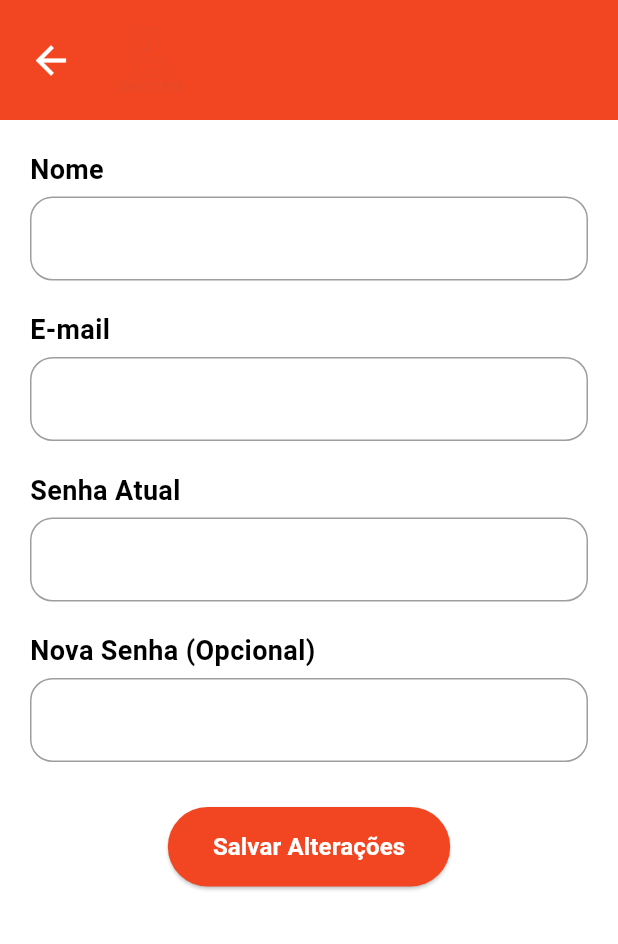
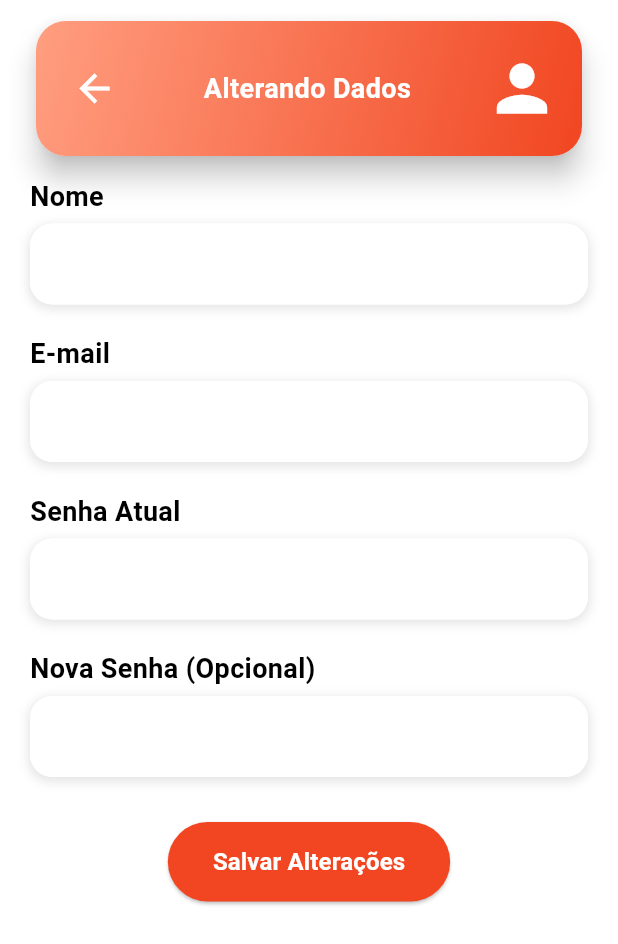
Before and after one commit to MarcosNeto14/Sintonize, a Flutter app: the AlterarDadosScreen screen opened directly, on a phone screen of 412 x 824 dp. Shown: the top 944 px of the screen. Run offline on Flutter 3.47's test engine with Material 3 defaults, Android fonts, the phone set to English and light mode, and no system bars; our stand-ins replace cloud_firestore, firebase_auth, firebase_core, google_maps_flutter; accounts and stored records are empty; Roboto replaces fonts that are missing (Piazzolla, Poppins).

Commit message:
visual alterar dados e detalhes playlist, e correcao sintonizados

```diff
--- a/lib/alterar-dados.dart
+++ b/lib/alterar-dados.dart
@@ -141,13 +141,33 @@ class _AlterarDadosScreenState extends State<AlterarDadosScreen> {
   @override
   Widget build(BuildContext context) {
     return Scaffold(
-      backgroundColor: Colors.white, // Fundo branco
+      backgroundColor: Colors.white,
       body: Column(
         children: [
-          // Barra superior com logo e botão de voltar
-          Container(
-            color: const Color(0xFFF14621),
-            padding: const EdgeInsets.symmetric(horizontal: 10, vertical: 10),
+          // Cabeçalho com estilo da tela de pesquisa direta
+          Padding(
+            padding: const EdgeInsets.symmetric(horizontal: 20, vertical: 10),
+            child: Card(
+              elevation: 8,
+              shape: RoundedRectangleBorder(
+                borderRadius: BorderRadius.circular(20),
+              ),
+              child: Container(
+                padding: const EdgeInsets.symmetric(
+                  vertical: 20,
+                  horizontal: 15,
+                ),
+                decoration: BoxDecoration(
+                  borderRadius: BorderRadius.circular(20),
+                  gradient: const LinearGradient(
+                    colors: [
+                      Color(0xFFFF9E80),
+                      Color(0xFFF14621),
+                    ],
+                    begin: Alignment.topLeft,
+                    end: Alignment.bottomRight,
+                  ),
+                ),
                 child: Row(
                   children: [
                     IconButton(
@@ -157,16 +177,24 @@ class _AlterarDadosScreenState extends State<AlterarDadosScreen> {
                         Navigator.pop(context); // Volta para a tela anterior
                       },
                     ),
-                const SizedBox(width: 10), // Espaço entre o ícone e o logo
-                Image.asset(
-                  'assets/logo-sintoniza.png',
-                  width: 60, // Reduzido o tamanho do logo
-                  height: 60,
+                    Expanded(
+                      child: Text(
+                        'Alterando Dados',
+                        textAlign: TextAlign.center,
+                        style: const TextStyle(
+                          color: Colors.white,
+                          fontSize: 18,
+                          fontFamily: 'Poppins',
+                          fontWeight: FontWeight.bold,
                         ),
+                      ),
+                    ),
+                    const Icon(Icons.person, color: Colors.white, size: 50),
                   ],
                 ),
               ),
-          const SizedBox(height: 20),
+            ),
+          ),
           // Formulário de alteração de dados
           Expanded(
             child: SingleChildScrollView(
@@ -236,7 +264,20 @@ class _AlterarDadosScreenState extends State<AlterarDadosScreen> {
           ),
         ),
         const SizedBox(height: 5),
-        TextFormField(
+        Container(
+          decoration: BoxDecoration(
+            color: Colors.white,
+            borderRadius: BorderRadius.circular(15),
+            boxShadow: [
+              BoxShadow(
+                color: Colors.black.withOpacity(0.1),
+                spreadRadius: 1,
+                blurRadius: 5,
+                offset: const Offset(0, 2),
+              ),
+            ],
+          ),
+          child: TextFormField(
             controller: controller,
             obscureText: obscureText,
             style: const TextStyle(color: Colors.black),
@@ -245,14 +286,15 @@ class _AlterarDadosScreenState extends State<AlterarDadosScreen> {
               fillColor: Colors.white,
               border: OutlineInputBorder(
                 borderRadius: BorderRadius.circular(15),
-              borderSide: const BorderSide(color: Colors.grey),
+                borderSide: BorderSide.none,
               ),
-            enabledBorder: OutlineInputBorder(
-              borderRadius: BorderRadius.circular(15),
-              borderSide: const BorderSide(color: Colors.grey),
+              contentPadding: const EdgeInsets.symmetric(
+                vertical: 15,
+                horizontal: 20,
               ),
             ),
             validator: validator,
+          ),
         ),
       ],
     );
--- a/lib/sintonizados.dart
+++ b/lib/sintonizados.dart
@@ -47,9 +47,9 @@ class _SintonizadosScreenState extends State<SintonizadosScreen> {
     try {
       QuerySnapshot snapshot =
           await FirebaseFirestore.instance.collection('usuarios').get();
-
+      List<DocumentSnapshot> allUsers = snapshot.docs.where((doc) => doc.id != user!.uid).toList();
       setState(() {
-        _allUsers = snapshot.docs;
+        _allUsers = allUsers;
       });
     } catch (e) {
       print("Erro ao carregar usuários: $e");
```
Also changed, not shown: lib/detalhesplaylist.dart (+47 -34 lines). Lines whose indentation alone changed are shown as unchanged.
